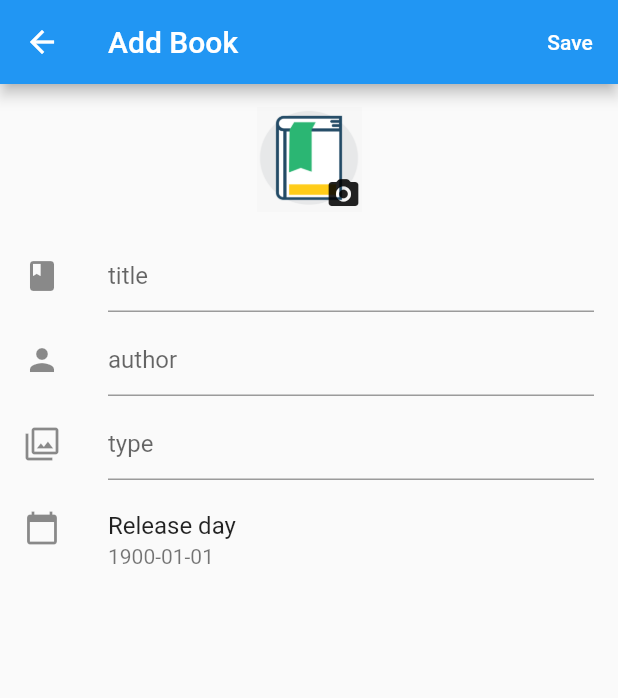
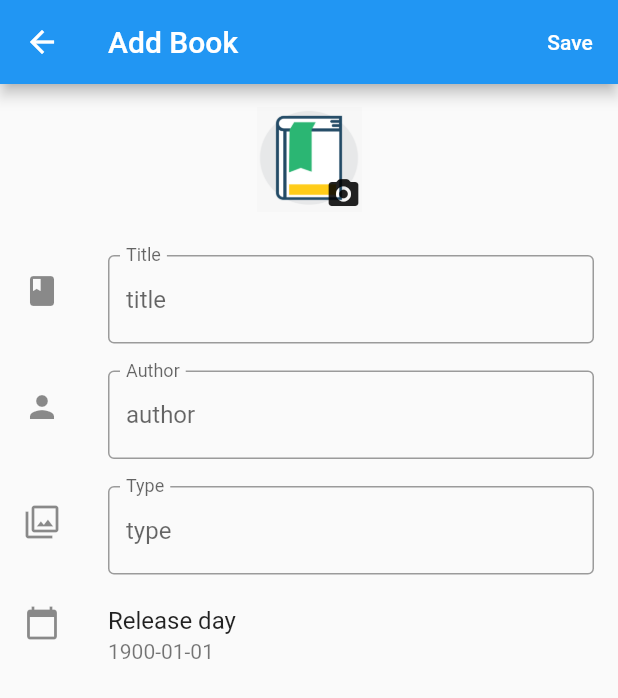
Before and after one commit to hoangcongminh/flutter_sqlite_book_management, a Flutter app: the screen it shows after launch, after a tap on the "add" icon, on a phone screen of 412 x 824 dp. Shown: the top 698 px of the screen. Run offline on Flutter 3.47's test engine with Material 2 defaults, Android fonts, the phone set to English and light mode, and no system bars; our stand-ins replace image_picker, permission_handler, sqflite; accounts and stored records are empty.

Commit message:
update ui

```diff
--- a/lib/screens/edit_page.dart
+++ b/lib/screens/edit_page.dart
@@ -52,6 +52,7 @@ class _EditPageState extends State<EditPage> {
                   });
                 },
               ),
+              const SizedBox(height: 10),
               SingleTextFormField(
                 icon: const Icon(Icons.book),
                 title: 'Title',
@@ -59,6 +60,7 @@ class _EditPageState extends State<EditPage> {
                 hintText: 'title',
                 onChanged: (text) => widget.book.title = text,
               ),
+              const SizedBox(height: 10),
               SingleTextFormField(
                 icon: const Icon(Icons.person),
                 title: 'Author',
@@ -66,6 +68,7 @@ class _EditPageState extends State<EditPage> {
                 hintText: 'author',
                 onChanged: (text) => widget.book.author = text,
               ),
+              const SizedBox(height: 10),
               SingleTextFormField(
                 icon: const Icon(Icons.filter),
                 title: 'Type',
--- a/lib/screens/home_page.dart
+++ b/lib/screens/home_page.dart
@@ -22,7 +22,7 @@ class HomePage extends StatelessWidget {
         stream: bloc.books,
         builder: (context, AsyncSnapshot<List<Book>> snapshot) {
           if (snapshot.connectionState == ConnectionState.waiting) {
-            return const CircularProgressIndicator();
+            return const Center(child: CircularProgressIndicator());
           }
 
           final books = snapshot.data;
@@ -43,7 +43,9 @@ class HomePage extends StatelessWidget {
                             EditPage(title: 'Edit Book', book: book),
                       ),
                     );
-                    bloc.updateBooks(editedBook);
+                    if (editedBook != null) {
+                      bloc.updateBooks(editedBook);
+                    }
                   },
                   child: ListTile(
                     leading: Container(
--- a/lib/widgets/single_text_form_field.dart
+++ b/lib/widgets/single_text_form_field.dart
@@ -21,6 +21,7 @@ class SingleTextFormField extends StatelessWidget {
     return ListTile(
       leading: icon,
       title: TextFormField(
+        textCapitalization: TextCapitalization.sentences,
         validator: (value) {
           if (value!.isEmpty) {
             return "$title field can't be empty";
@@ -30,7 +31,10 @@ class SingleTextFormField extends StatelessWidget {
         initialValue: initialValue,
         onChanged: (text) => onChanged(text),
         decoration: InputDecoration(
+          border: const OutlineInputBorder(),
+          label: Text(title),
           hintText: hintText,
+          floatingLabelBehavior: FloatingLabelBehavior.always,
         ),
       ),
     );
```
Also changed, not shown: 1 other file.
